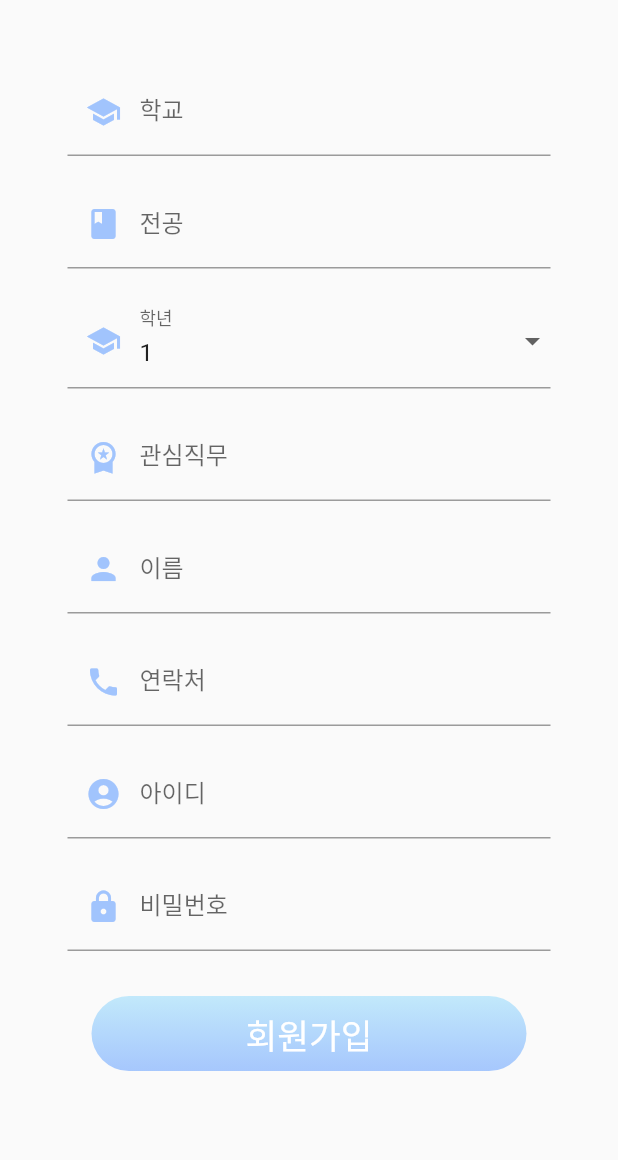
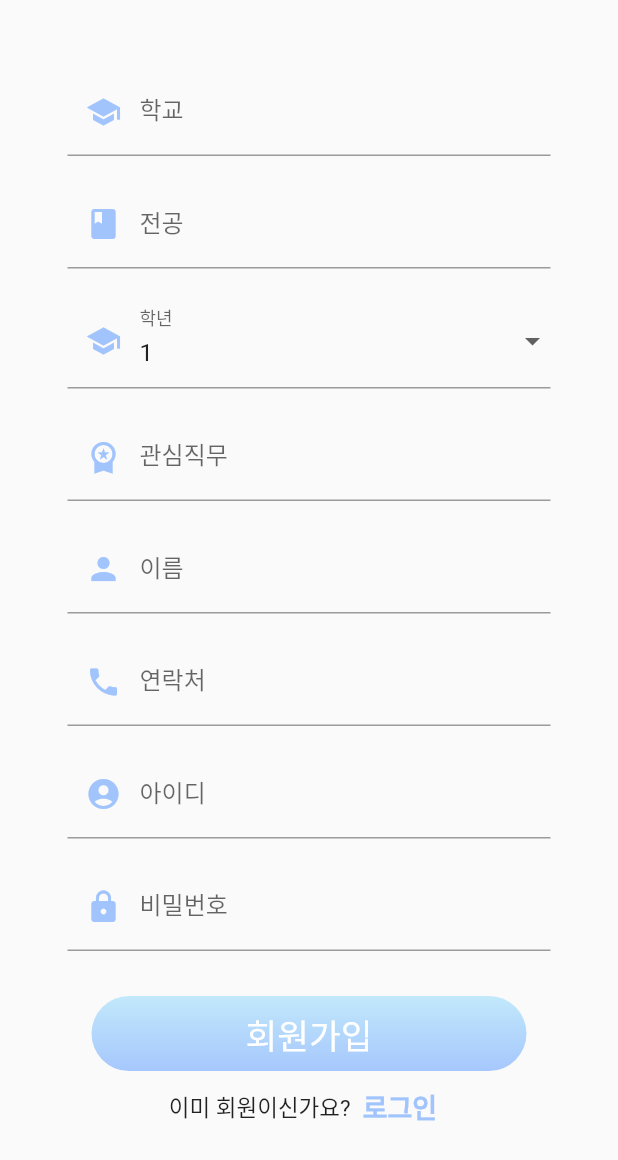
Before and after one commit to kau-qj/realfrontend, a Flutter app: the SignupPage screen opened directly, on a phone screen of 412 x 824 dp. Shown: the top 1160 px of the screen. Run offline on Flutter 3.47's test engine with Material 2 defaults, Android fonts, the phone set to English and light mode, and no system bars; our stand-ins replace carousel_slider, flutter_spinkit, flutter_svg; missing offline and left inert: flutter_inner_shadow; network calls fail.

Commit message:
1109수정

```diff
--- a/lib/login_page/signup_page.dart
+++ b/lib/login_page/signup_page.dart
@@ -146,8 +146,8 @@ class _SignupPageState extends State<SignupPage> {
                     // http 요청 대신에 원하는 동작을 수행하도록 처리합니다.
                   },
                   style: ElevatedButton.styleFrom(
-                    primary: Colors.transparent, // 버튼의 배경색을 투명으로 설정하여 테두리를 없앱니다.
-                    shadowColor: Colors.transparent, // 그림자 효과도 제거합니다.
+                    primary: Colors.transparent,
+                    shadowColor: Colors.transparent,
                     shape: RoundedRectangleBorder(
                       borderRadius: BorderRadius.circular(30.0),
                     ),
@@ -156,11 +156,11 @@ class _SignupPageState extends State<SignupPage> {
                     decoration: BoxDecoration(
                       borderRadius: BorderRadius.circular(30.0),
                       gradient: LinearGradient(
-                        begin: Alignment.topCenter,  // 그라데이션 시작점을 왼쪽 중앙으로 설정
+                        begin: Alignment.topCenter,
                         end: Alignment.bottomCenter,
                         colors: [
-                          Color.fromRGBO(194, 233, 251, 1),  // 그라데이션 시작 색상
-                          Color.fromRGBO(161, 196, 253, 0.94),  // 그라데이션 끝 색상
+                          Color.fromRGBO(194, 233, 251, 1),
+                          Color.fromRGBO(161, 196, 253, 0.94),
                         ],
                       ),
                     ),
@@ -168,8 +168,32 @@ class _SignupPageState extends State<SignupPage> {
                       width: double.infinity,
                       height: 50,
                       alignment: Alignment.center,
-                      child: const Text('회원가입', style: TextStyle(fontSize: 23, color: Colors.white,)),
+                      child: const Text(
+                        '회원가입',
+                        style: TextStyle(fontSize: 23, color: Colors.white),
+                      ),
                     ),
+                  ),
+                ),
+                const SizedBox(height: 0.0),
+                Center(
+                  child: Row(
+                    mainAxisAlignment: MainAxisAlignment.center,
+                    children: [
+                      const Text('이미 회원이신가요?', style: TextStyle(fontSize: 15)),
+                      TextButton(
+                        onPressed: () {
+                          Navigator.pushNamed(context, '/login');
+                        },
+                        child: const Text(
+                          '로그인',
+                          style: TextStyle(fontSize: 18, fontWeight: FontWeight.bold),
+                        ),
+                        style: TextButton.styleFrom(
+                          primary: primaryColor,
+                        ),
+                      ),
+                    ],
                   ),
                 ),
               ],
```
